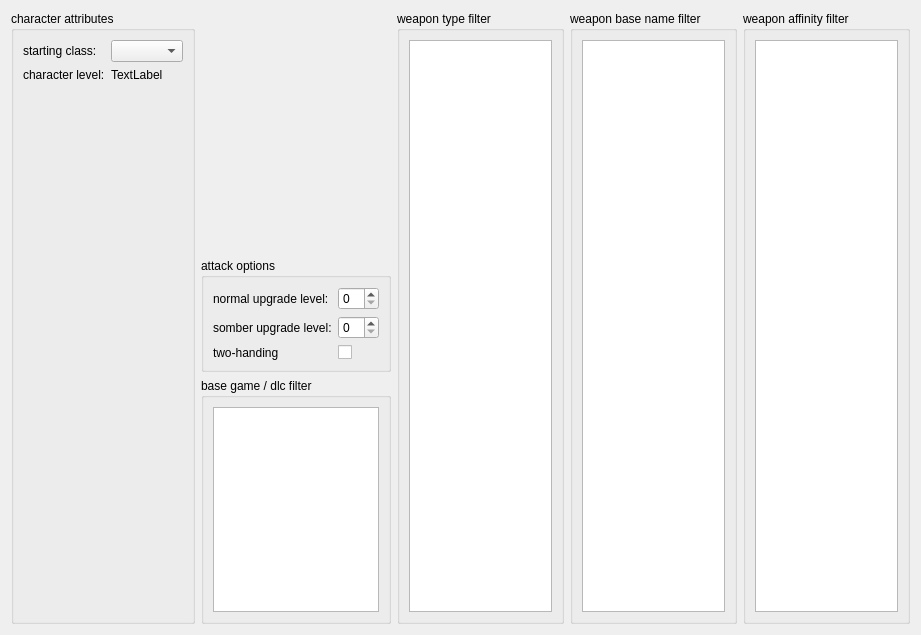
This is src/app/stats_tab.ui in hanslhansl/elden-ring-damage-optimizer as Qt 5 draws it before an edit. The edited form follows.
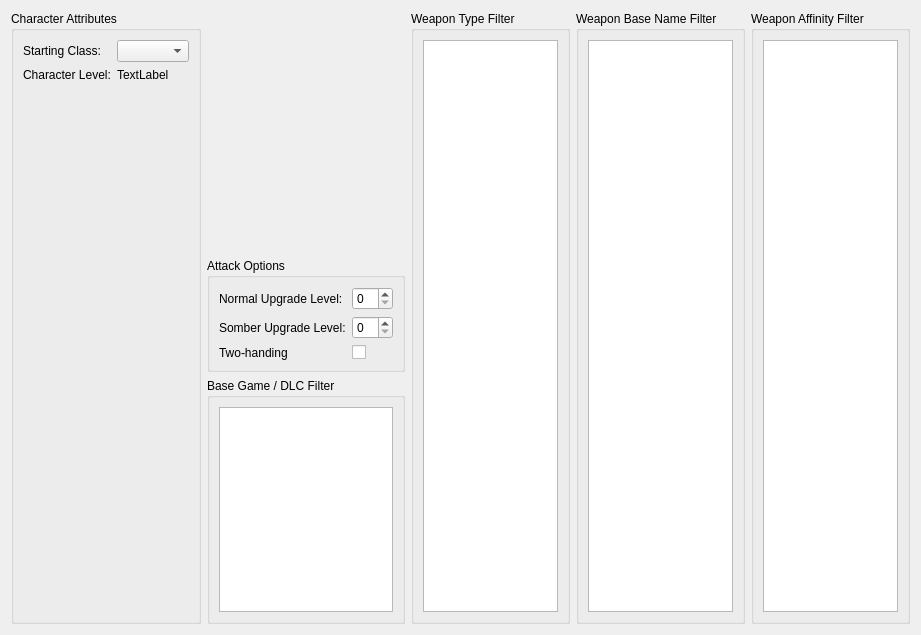
This is the edited form.

The edit to the form file:
```diff
--- a/src/app/stats_tab.ui
+++ b/src/app/stats_tab.ui
@@ -22,7 +22,7 @@
         <locale language="English" country="AmericanSamoa"/>
        </property>
        <property name="title">
-        <string>character attributes</string>
+        <string>Character Attributes</string>
        </property>
        <layout class="QFormLayout" name="character_stats_layout">
         <item row="0" column="0">
@@ -31,7 +31,7 @@
            <locale language="English" country="AmericanSamoa"/>
           </property>
           <property name="text">
-           <string>starting class:</string>
+           <string>Starting Class:</string>
           </property>
          </widget>
         </item>
@@ -45,7 +45,7 @@
         <item row="1" column="0">
          <widget class="QLabel" name="label_5">
           <property name="text">
-           <string>character level:</string>
+           <string>Character Level:</string>
           </property>
          </widget>
         </item>
@@ -83,7 +83,7 @@
           <locale language="English" country="AmericanSamoa"/>
          </property>
          <property name="title">
-          <string>attack options</string>
+          <string>Attack Options</string>
          </property>
          <layout class="QFormLayout" name="formLayout_2">
           <item row="0" column="0">
@@ -92,7 +92,7 @@
              <locale language="English" country="AmericanSamoa"/>
             </property>
             <property name="text">
-             <string>normal upgrade level:</string>
+             <string>Normal Upgrade Level:</string>
             </property>
            </widget>
           </item>
@@ -102,7 +102,7 @@
              <locale language="English" country="AmericanSamoa"/>
             </property>
             <property name="text">
-             <string>somber upgrade level:</string>
+             <string>Somber Upgrade Level:</string>
             </property>
            </widget>
           </item>
@@ -132,7 +132,7 @@
              <locale language="English" country="AmericanSamoa"/>
             </property>
             <property name="text">
-             <string>two-handing</string>
+             <string>Two-handing</string>
             </property>
            </widget>
           </item>
@@ -155,7 +155,7 @@
           <locale language="English" country="AmericanSamoa"/>
          </property>
          <property name="title">
-          <string>base game / dlc filter</string>
+          <string>Base Game / DLC Filter</string>
          </property>
          <layout class="QVBoxLayout" name="verticalLayout_7">
           <item>
@@ -182,7 +182,7 @@
         <locale language="English" country="AmericanSamoa"/>
        </property>
        <property name="title">
-        <string>weapon type filter</string>
+        <string>Weapon Type Filter</string>
        </property>
        <layout class="QVBoxLayout" name="verticalLayout_2">
         <item>
@@ -207,7 +207,7 @@
         <locale language="English" country="AmericanSamoa"/>
        </property>
        <property name="title">
-        <string>weapon base name filter</string>
+        <string>Weapon Base Name Filter</string>
        </property>
        <layout class="QVBoxLayout" name="verticalLayout_4">
         <item>
@@ -229,7 +229,7 @@
         <locale language="English" country="AmericanSamoa"/>
        </property>
        <property name="title">
-        <string>weapon affinity filter</string>
+        <string>Weapon Affinity Filter</string>
        </property>
        <layout class="QVBoxLayout" name="verticalLayout_5">
         <item>
```
